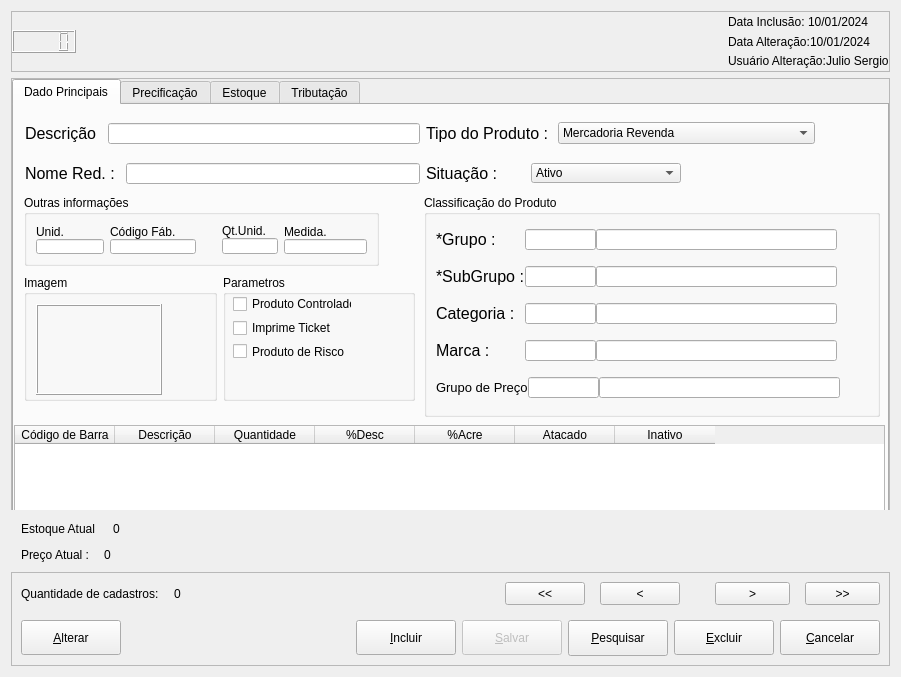
Old version of the form ui/CadProdutos.ui in the repository Locked666/My-Finance-QtDesigner.
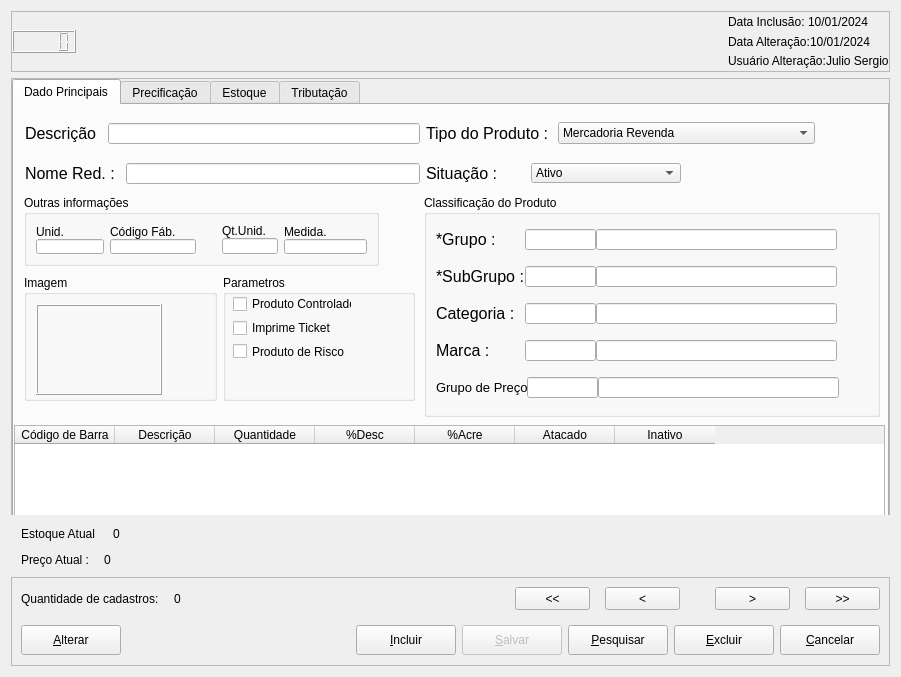
New version of the form. The open tabs and pages were chosen to show the change. Icons and pictures are not drawn.

Patch:
```diff
--- a/ui/CadProdutos.ui
+++ b/ui/CadProdutos.ui
@@ -641,6 +641,18 @@
                  <verstretch>0</verstretch>
                 </sizepolicy>
                </property>
+               <property name="minimumSize">
+                <size>
+                 <width>91</width>
+                 <height>31</height>
+                </size>
+               </property>
+               <property name="maximumSize">
+                <size>
+                 <width>91</width>
+                 <height>31</height>
+                </size>
+               </property>
                <property name="font">
                 <font>
                  <pointsize>10</pointsize>
@@ -2044,6 +2056,12 @@
               <height>23</height>
              </size>
             </property>
+            <property name="maximumSize">
+             <size>
+              <width>75</width>
+              <height>23</height>
+             </size>
+            </property>
             <property name="toolTip">
              <string>&lt;html&gt;&lt;head/&gt;&lt;body&gt;&lt;p&gt;Ir para o primeiro...&lt;/p&gt;&lt;/body&gt;&lt;/html&gt;</string>
             </property>
@@ -2060,6 +2078,12 @@
               <height>23</height>
              </size>
             </property>
+            <property name="maximumSize">
+             <size>
+              <width>75</width>
+              <height>23</height>
+             </size>
+            </property>
             <property name="toolTip">
              <string>&lt;html&gt;&lt;head/&gt;&lt;body&gt;&lt;p&gt;Voltar...&lt;/p&gt;&lt;/body&gt;&lt;/html&gt;</string>
             </property>
@@ -2086,6 +2110,12 @@
           </item>
           <item>
            <widget class="QPushButton" name="bnt_next">
+            <property name="minimumSize">
+             <size>
+              <width>75</width>
+              <height>23</height>
+             </size>
+            </property>
             <property name="maximumSize">
              <size>
               <width>75</width>
@@ -2102,6 +2132,12 @@
           </item>
           <item>
            <widget class="QPushButton" name="bnt_next_full">
+            <property name="minimumSize">
+             <size>
+              <width>75</width>
+              <height>23</height>
+             </size>
+            </property>
             <property name="maximumSize">
              <size>
               <width>75</width>
@@ -2248,13 +2284,13 @@
           <property name="minimumSize">
            <size>
             <width>100</width>
-            <height>36</height>
+            <height>30</height>
            </size>
           </property>
           <property name="maximumSize">
            <size>
             <width>100</width>
-            <height>36</height>
+            <height>30</height>
            </size>
           </property>
           <property name="text">
```
Left out of the diff: 2 changed lines with no effect on the pictures.
